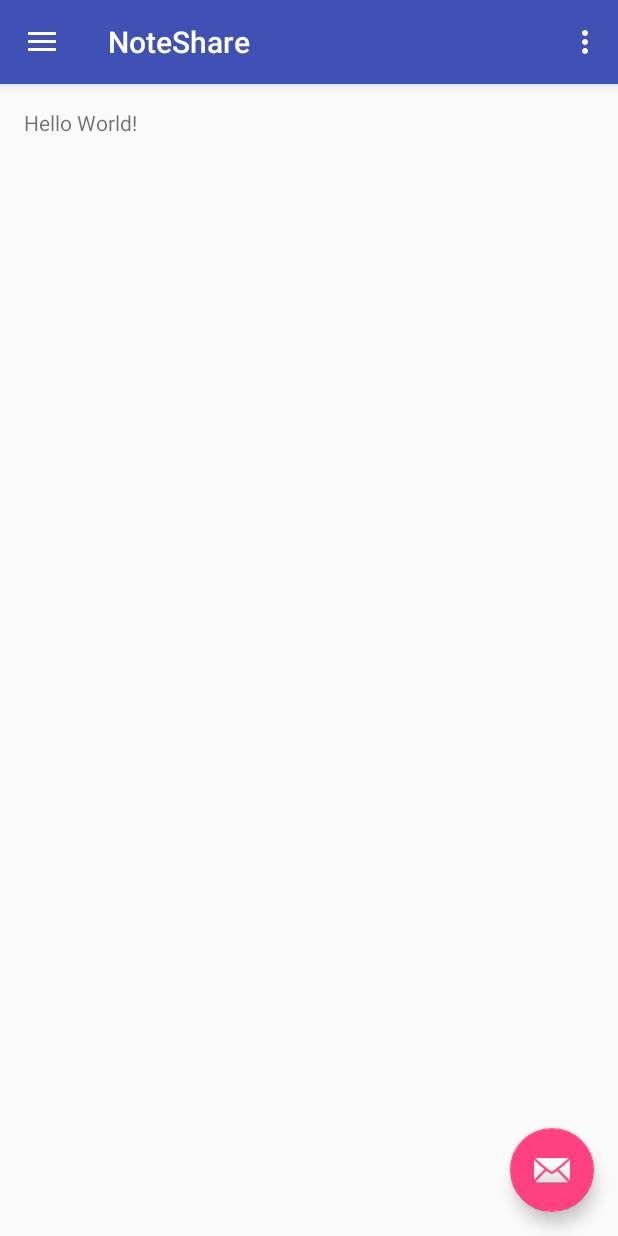
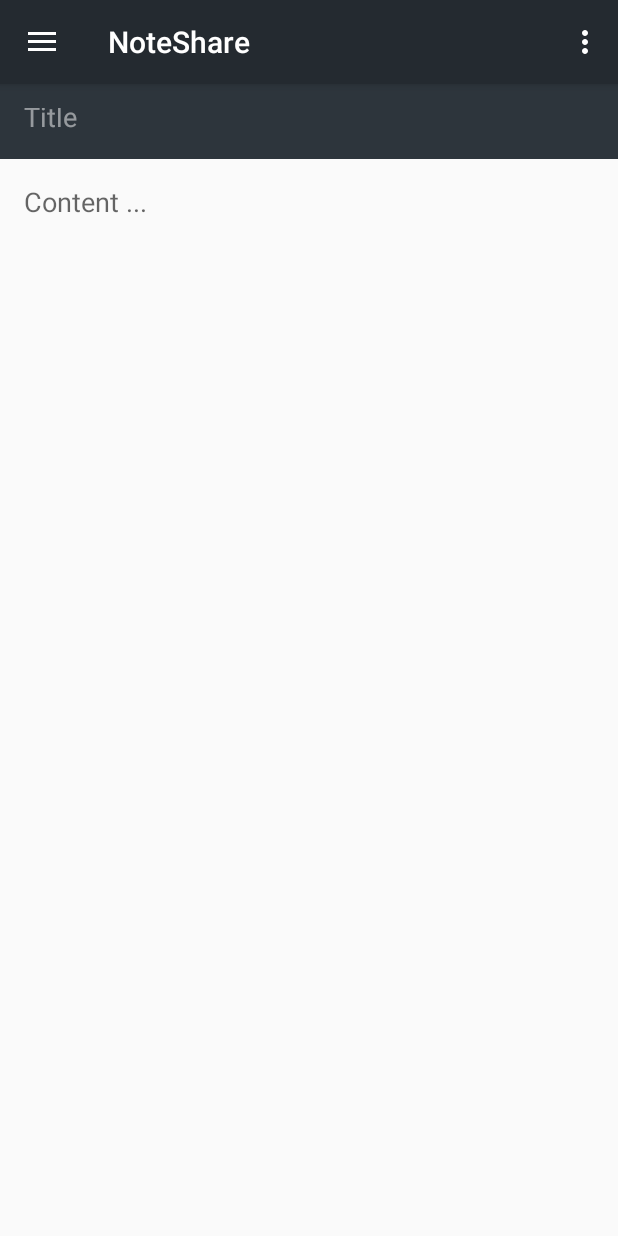
Before and after one commit to MaximeBi/NoteShare, an Android app: the screen it shows after launch (MainActivity), on a phone screen of 412 x 824 dp. Run offline under Robolectric (Android 15) with nearby library versions, the phone set to English and light mode, and no system bars.

Commit message:
Updated layout and implemented multiline Textfield

```diff
--- a/app/src/main/java/com/example/maxime/noteshare/MainActivity.java
+++ b/app/src/main/java/com/example/maxime/noteshare/MainActivity.java
@@ -1,9 +1,6 @@
 package com.example.maxime.noteshare;
 
 import android.os.Bundle;
-import android.support.design.widget.FloatingActionButton;
-import android.support.design.widget.Snackbar;
-import android.view.View;
 import android.support.design.widget.NavigationView;
 import android.support.v4.view.GravityCompat;
 import android.support.v4.widget.DrawerLayout;
@@ -13,8 +10,7 @@ import android.support.v7.widget.Toolbar;
 import android.view.Menu;
 import android.view.MenuItem;
 
-public class MainActivity extends AppCompatActivity
-        implements NavigationView.OnNavigationItemSelectedListener {
+public class MainActivity extends AppCompatActivity implements NavigationView.OnNavigationItemSelectedListener {
 
     @Override
     protected void onCreate(Bundle savedInstanceState) {
@@ -23,18 +19,8 @@ public class MainActivity extends AppCompatActivity
         Toolbar toolbar = (Toolbar) findViewById(R.id.toolbar);
         setSupportActionBar(toolbar);
 
-        FloatingActionButton fab = (FloatingActionButton) findViewById(R.id.fab);
-        fab.setOnClickListener(new View.OnClickListener() {
-            @Override
-            public void onClick(View view) {
-                Snackbar.make(view, "Replace with your own action", Snackbar.LENGTH_LONG)
-                        .setAction("Action", null).show();
-            }
-        });
-
         DrawerLayout drawer = (DrawerLayout) findViewById(R.id.drawer_layout);
-        ActionBarDrawerToggle toggle = new ActionBarDrawerToggle(
-                this, drawer, toolbar, R.string.navigation_drawer_open, R.string.navigation_drawer_close);
+        ActionBarDrawerToggle toggle = new ActionBarDrawerToggle(this, drawer, toolbar, R.string.navigation_drawer_open, R.string.navigation_drawer_close);
         drawer.setDrawerListener(toggle);
         toggle.syncState();
 
@@ -98,5 +84,4 @@ public class MainActivity extends AppCompatActivity
         drawer.closeDrawer(GravityCompat.START);
         return true;
     }
-    //Premier commentaire
 }
--- a/app/src/main/res/layout/app_bar_main.xml
+++ b/app/src/main/res/layout/app_bar_main.xml
@@ -16,19 +16,11 @@
             android:id="@+id/toolbar"
             android:layout_width="match_parent"
             android:layout_height="?attr/actionBarSize"
-            android:background="?attr/colorPrimary"
+            android:background="?attr/colorPrimaryDark"
             app:popupTheme="@style/AppTheme.PopupOverlay" />
 
     </android.support.design.widget.AppBarLayout>
 
     <include layout="@layout/content_main" />
 
-    <android.support.design.widget.FloatingActionButton
-        android:id="@+id/fab"
-        android:layout_width="wrap_content"
-        android:layout_height="wrap_content"
-        android:layout_gravity="bottom|end"
-        android:layout_margin="@dimen/fab_margin"
-        android:src="@android:drawable/ic_dialog_email" />
-
 </android.support.design.widget.CoordinatorLayout>
--- a/app/src/main/res/layout/content_main.xml
+++ b/app/src/main/res/layout/content_main.xml
@@ -4,16 +4,34 @@
     xmlns:tools="http://schemas.android.com/tools"
     android:layout_width="match_parent"
     android:layout_height="match_parent"
-    android:paddingBottom="@dimen/activity_vertical_margin"
-    android:paddingLeft="@dimen/activity_horizontal_margin"
-    android:paddingRight="@dimen/activity_horizontal_margin"
-    android:paddingTop="@dimen/activity_vertical_margin"
     app:layout_behavior="@string/appbar_scrolling_view_behavior"
     tools:context="com.example.maxime.noteshare.MainActivity"
-    tools:showIn="@layout/app_bar_main">
+    tools:showIn="@layout/app_bar_main" >
 
-    <TextView
-        android:layout_width="wrap_content"
-        android:layout_height="wrap_content"
-        android:text="Hello World!" />
+    <EditText
+        android:id="@+id/titleEdit"
+        android:layout_width="match_parent"
+        android:layout_height="@dimen/title_header_height"
+        android:paddingBottom="@dimen/activity_vertical_margin"
+        android:paddingLeft="@dimen/activity_horizontal_margin"
+        android:paddingRight="@dimen/activity_horizontal_margin"
+        android:paddingTop="@dimen/activity_vertical_margin"
+        android:background="@color/colorPrimary"
+        android:theme="@style/ThemeOverlay.AppCompat.Dark"
+        android:hint="@string/title_placeholder" />
+
+    <EditText
+        android:id="@+id/editText"
+        android:layout_width="match_parent"
+        android:layout_height="match_parent"
+        android:paddingBottom="@dimen/activity_vertical_margin"
+        android:paddingLeft="@dimen/activity_horizontal_margin"
+        android:paddingRight="@dimen/activity_horizontal_margin"
+        android:paddingTop="@dimen/activity_vertical_margin"
+        android:layout_marginTop="@dimen/title_header_height"
+        android:ems="10"
+        android:gravity="left|top"
+        android:inputType="textMultiLine"
+        android:background="@android:color/transparent"
+        android:hint="@string/content_placeholder" />
 </RelativeLayout>
--- a/app/src/main/res/layout/nav_header_main.xml
+++ b/app/src/main/res/layout/nav_header_main.xml
@@ -2,7 +2,7 @@
 <LinearLayout xmlns:android="http://schemas.android.com/apk/res/android"
     android:layout_width="match_parent"
     android:layout_height="@dimen/nav_header_height"
-    android:background="@drawable/side_nav_bar"
+    android:background="@color/colorAccent"
     android:gravity="bottom"
     android:orientation="vertical"
     android:paddingBottom="@dimen/activity_vertical_margin"
@@ -22,13 +22,7 @@
         android:layout_width="match_parent"
         android:layout_height="wrap_content"
         android:paddingTop="@dimen/nav_header_vertical_spacing"
-        android:text="Android Studio"
+        android:text="@string/app_name"
         android:textAppearance="@style/TextAppearance.AppCompat.Body1" />
 
-    <TextView
-        android:id="@+id/textView"
-        android:layout_width="wrap_content"
-        android:layout_height="wrap_content"
-        android:text="android.studio@android.com" />
-
 </LinearLayout>
--- a/app/src/main/res/values/colors.xml
+++ b/app/src/main/res/values/colors.xml
@@ -1,6 +1,6 @@
 <?xml version="1.0" encoding="utf-8"?>
 <resources>
-    <color name="colorPrimary">#3F51B5</color>
-    <color name="colorPrimaryDark">#303F9F</color>
-    <color name="colorAccent">#FF4081</color>
+    <color name="colorPrimary">#2D353C</color>
+    <color name="colorPrimaryDark">#242A30</color>
+    <color name="colorAccent">#1A2229</color>
 </resources>
--- a/app/src/main/res/values/dimens.xml
+++ b/app/src/main/res/values/dimens.xml
@@ -1,9 +1,11 @@
 <resources>
     <!-- Default screen margins, per the Android Design guidelines. -->
     <dimen name="nav_header_vertical_spacing">16dp</dimen>
-    <dimen name="nav_header_height">160dp</dimen>
+    <dimen name="nav_header_height">140dp</dimen>
     <!-- Default screen margins, per the Android Design guidelines. -->
     <dimen name="activity_horizontal_margin">16dp</dimen>
     <dimen name="activity_vertical_margin">16dp</dimen>
     <dimen name="fab_margin">16dp</dimen>
+
+    <dimen name="title_header_height">50dp</dimen>
 </resources>
--- a/app/src/main/res/values/strings.xml
+++ b/app/src/main/res/values/strings.xml
@@ -5,4 +5,7 @@
     <string name="navigation_drawer_close">Close navigation drawer</string>
 
     <string name="action_settings">Settings</string>
+
+    <string name="title_placeholder">Title</string>
+    <string name="content_placeholder">Content ...</string>
 </resources>
```
